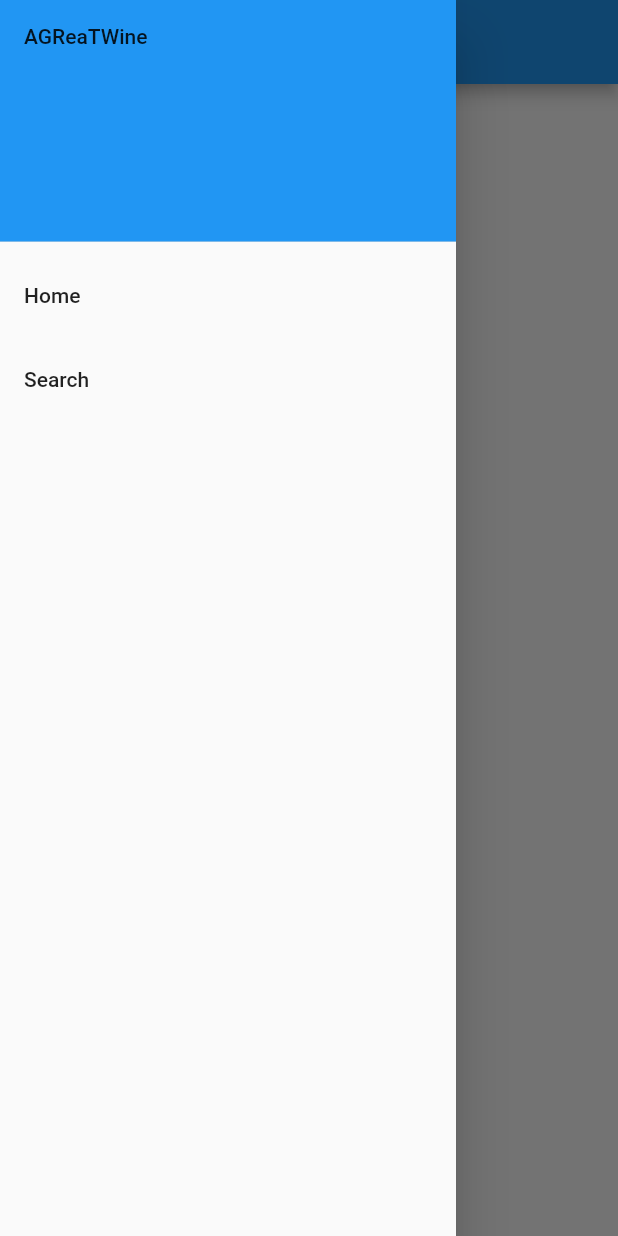
After one commit to AGReATWine/agreatwine_android_app, a Flutter app: the screen it shows after launch, with the side drawer open, on a phone screen of 412 x 824 dp. The commit adds this screen. Run offline on Flutter 3.47's test engine with Material 2 defaults, Android fonts, the light colour scheme and no system bars; our stand-ins replace sqflite; accounts and stored records are empty; statements that could not run were skipped.

Commit message:
drawer in its own file

```diff
--- /dev/null
+++ b/lib/agreat_drawer.dart
@@ -0,0 +1,42 @@
+import 'package:flutter/material.dart';
+import 'main.dart';
+import 'search_screen.dart';
+
+class AGreatDrawer extends StatelessWidget {
+  const AGreatDrawer({Key? key}) : super(key: key);
+
+  @override
+  Widget build(BuildContext context) {
+    return Drawer(
+    child: ListView(
+      padding: EdgeInsets.zero,
+      children: [
+        DrawerHeader(
+          child: Text('AGReaTWine'),
+          decoration: BoxDecoration(
+            color: Colors.blue,
+          ),
+        ),
+        ListTile(
+          title: Text('Home'),
+          onTap: () {
+            Navigator.push(
+              context,
+              MaterialPageRoute(builder: (context) => HomePage()),
+            );
+          },
+        ),
+        ListTile(
+          title: Text('Search'),
+          onTap: () {
+            Navigator.push(
+              context,
+              MaterialPageRoute(builder: (context) => SearchScreen()),
+              );
+          },
+        ),
+      ],
+    ),
+  );
+  }
+}
```
Also changed, not shown: lib/main.dart (+2 -28 lines), lib/search_screen.dart (+2 -28 lines).
